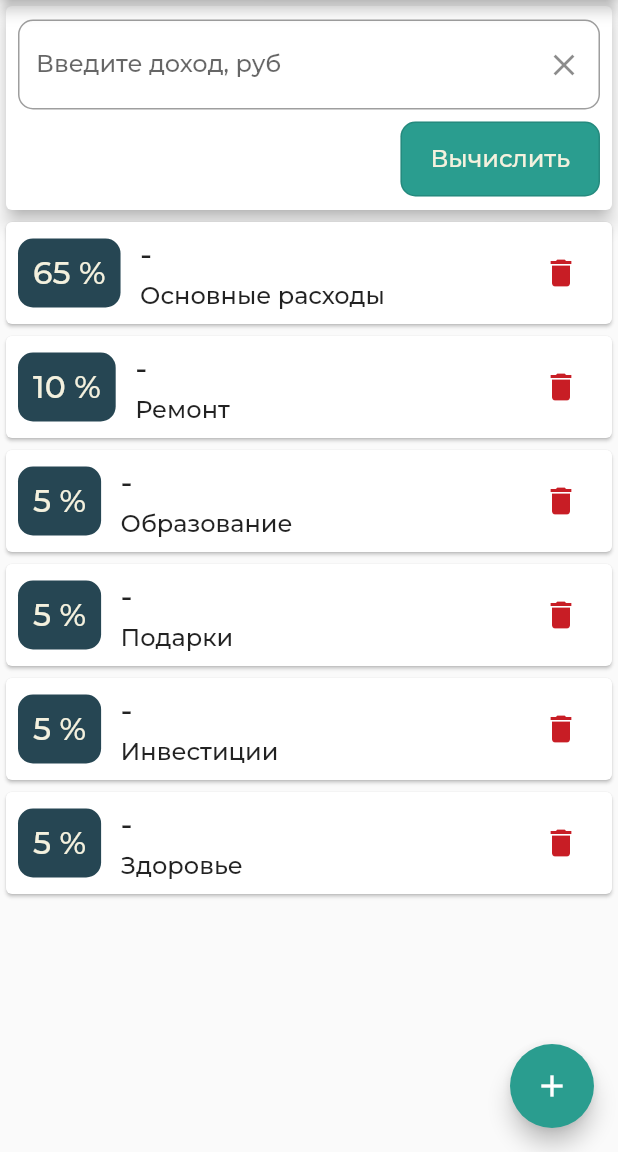
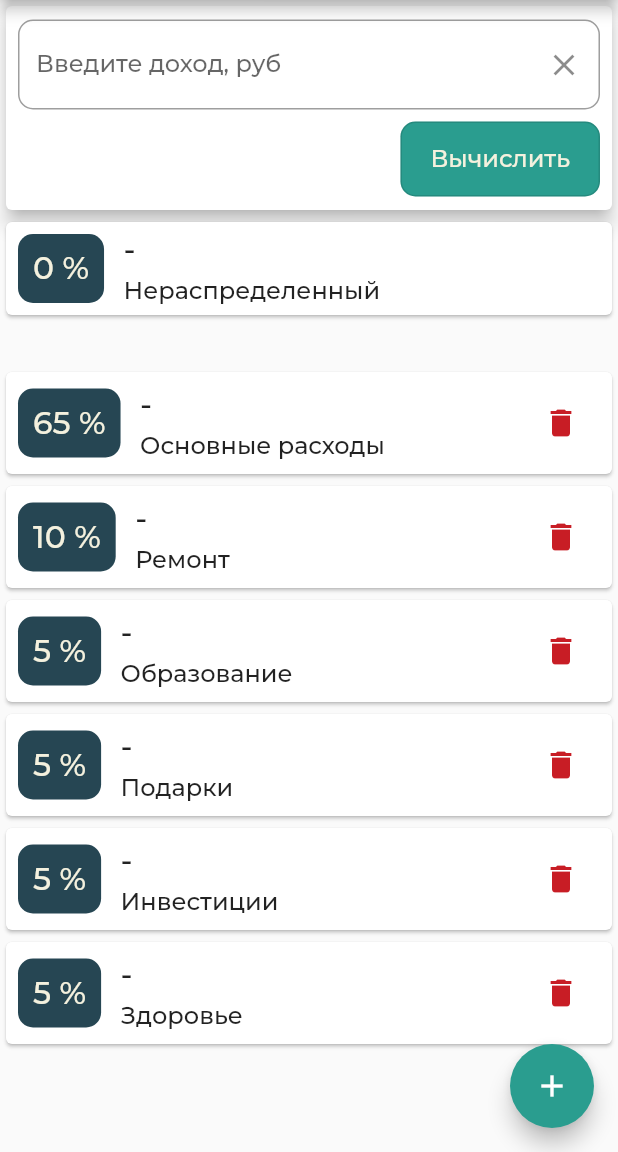
Before and after one commit to zirg41/potty_app, a Flutter app: the screen it shows after launch, on a phone screen of 412 x 824 dp, the part 84-1236 px from its top. Run offline on Flutter 3.47's test engine with Material 2 defaults, Android fonts, the light colour scheme and no system bars.

Commit message:
adding unallocatedAmount Pot to pageBody as PotsList

```diff
--- a/lib/main.dart
+++ b/lib/main.dart
@@ -159,7 +159,11 @@ class _MyHomePageState extends State<MyHomePage> {
               ),
             ),
             Container(
-              height: (mediaHeight - 140),
+              height: 100,
+              child: PotsList(pots: [unallocatedAmount]),
+            ),
+            Container(
+              height: (mediaHeight - 40),
               child: PotsList(pots: userPots, deleteItemFunc: _deletePot),
             )
           ],
```
